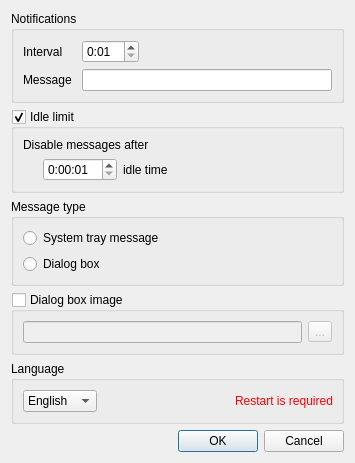
First picture: the form in restnotifier/settingsdialog.ui, repository swarmer/restnotifier, before the edit.
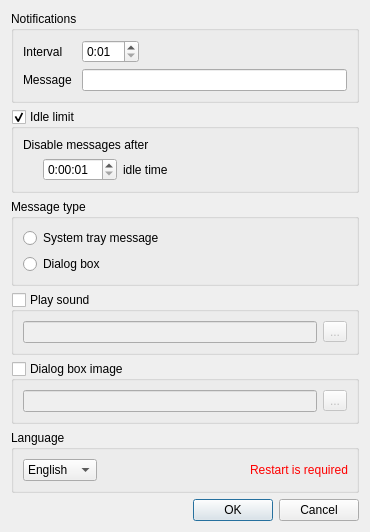
Second picture: the form after the edit. Icons and pictures are not drawn.

Commit message: Add sound settings

```diff
--- a/restnotifier/settingsdialog.ui
+++ b/restnotifier/settingsdialog.ui
@@ -6,8 +6,8 @@
    <rect>
     <x>0</x>
     <y>0</y>
-    <width>355</width>
-    <height>419</height>
+    <width>370</width>
+    <height>482</height>
    </rect>
   </property>
   <property name="windowTitle">
@@ -17,8 +17,8 @@
    <iconset resource="icons.qrc">
     <normaloff>:/cloud.png</normaloff>:/cloud.png</iconset>
   </property>
-  <layout class="QGridLayout" name="gridLayout_2">
-   <item row="0" column="0">
+  <layout class="QVBoxLayout" name="verticalLayout_2">
+   <item>
     <widget class="QGroupBox" name="groupBox">
      <property name="sizePolicy">
       <sizepolicy hsizetype="Preferred" vsizetype="Preferred">
@@ -99,7 +99,96 @@
      </layout>
     </widget>
    </item>
-   <item row="2" column="0">
+   <item>
+    <widget class="QGroupBox" name="idleGroupBox">
+     <property name="title">
+      <string>Idle limit</string>
+     </property>
+     <property name="checkable">
+      <bool>true</bool>
+     </property>
+     <layout class="QGridLayout" name="gridLayout">
+      <item row="0" column="0">
+       <widget class="QLabel" name="label_3">
+        <property name="text">
+         <string>Disable messages after</string>
+        </property>
+       </widget>
+      </item>
+      <item row="1" column="0">
+       <layout class="QHBoxLayout" name="horizontalLayout_3">
+        <item>
+         <spacer name="horizontalSpacer_3">
+          <property name="orientation">
+           <enum>Qt::Horizontal</enum>
+          </property>
+          <property name="sizeType">
+           <enum>QSizePolicy::Minimum</enum>
+          </property>
+          <property name="sizeHint" stdset="0">
+           <size>
+            <width>20</width>
+            <height>20</height>
+           </size>
+          </property>
+         </spacer>
+        </item>
+        <item>
+         <widget class="QTimeEdit" name="idleTimeEdit">
+          <property name="accelerated">
+           <bool>true</bool>
+          </property>
+          <property name="maximumTime">
+           <time>
+            <hour>23</hour>
+            <minute>59</minute>
+            <second>59</second>
+           </time>
+          </property>
+          <property name="minimumTime">
+           <time>
+            <hour>0</hour>
+            <minute>0</minute>
+            <second>1</second>
+           </time>
+          </property>
+          <property name="currentSection">
+           <enum>QDateTimeEdit::MinuteSection</enum>
+          </property>
+          <property name="displayFormat">
+           <string>h:mm:ss</string>
+          </property>
+          <property name="currentSectionIndex">
+           <number>1</number>
+          </property>
+         </widget>
+        </item>
+        <item>
+         <widget class="QLabel" name="label_4">
+          <property name="text">
+           <string>idle time</string>
+          </property>
+         </widget>
+        </item>
+        <item>
+         <spacer name="horizontalSpacer_2">
+          <property name="orientation">
+           <enum>Qt::Horizontal</enum>
+          </property>
+          <property name="sizeHint" stdset="0">
+           <size>
+            <width>158</width>
+            <height>20</height>
+           </size>
+          </property>
+         </spacer>
+        </item>
+       </layout>
+      </item>
+     </layout>
+    </widget>
+   </item>
+   <item>
     <widget class="QGroupBox" name="groupBox_2">
      <property name="title">
       <string>Message type</string>
@@ -122,7 +211,36 @@
      </layout>
     </widget>
    </item>
-   <item row="3" column="0">
+   <item>
+    <widget class="QGroupBox" name="soundGroupBox">
+     <property name="title">
+      <string>Play sound</string>
+     </property>
+     <property name="checkable">
+      <bool>true</bool>
+     </property>
+     <property name="checked">
+      <bool>false</bool>
+     </property>
+     <layout class="QHBoxLayout" name="horizontalLayout_4">
+      <item>
+       <widget class="QLineEdit" name="soundLineEdit">
+        <property name="maxLength">
+         <number>5000</number>
+        </property>
+       </widget>
+      </item>
+      <item>
+       <widget class="QToolButton" name="soundPathButton">
+        <property name="text">
+         <string>...</string>
+        </property>
+       </widget>
+      </item>
+     </layout>
+    </widget>
+   </item>
+   <item>
     <widget class="QGroupBox" name="imageGroupBox">
      <property name="title">
       <string>Dialog box image</string>
@@ -151,7 +269,7 @@
      </layout>
     </widget>
    </item>
-   <item row="4" column="0">
+   <item>
     <widget class="QGroupBox" name="groupBox_3">
      <property name="title">
       <string>Language</string>
@@ -201,7 +319,7 @@
      </layout>
     </widget>
    </item>
-   <item row="5" column="0">
+   <item>
     <spacer name="verticalSpacer">
      <property name="orientation">
       <enum>Qt::Vertical</enum>
@@ -214,7 +332,7 @@
      </property>
     </spacer>
    </item>
-   <item row="6" column="0">
+   <item>
     <widget class="QDialogButtonBox" name="dialogButtonBox">
      <property name="orientation">
       <enum>Qt::Horizontal</enum>
@@ -227,95 +345,6 @@
      </property>
     </widget>
    </item>
-   <item row="1" column="0">
-    <widget class="QGroupBox" name="idleGroupBox">
-     <property name="title">
-      <string>Idle limit</string>
-     </property>
-     <property name="checkable">
-      <bool>true</bool>
-     </property>
-     <layout class="QGridLayout" name="gridLayout">
-      <item row="0" column="0">
-       <widget class="QLabel" name="label_3">
-        <property name="text">
-         <string>Disable messages after</string>
-        </property>
-       </widget>
-      </item>
-      <item row="1" column="0">
-       <layout class="QHBoxLayout" name="horizontalLayout_3">
-        <item>
-         <spacer name="horizontalSpacer_3">
-          <property name="orientation">
-           <enum>Qt::Horizontal</enum>
-          </property>
-          <property name="sizeType">
-           <enum>QSizePolicy::Minimum</enum>
-          </property>
-          <property name="sizeHint" stdset="0">
-           <size>
-            <width>20</width>
-            <height>20</height>
-           </size>
-          </property>
-         </spacer>
-        </item>
-        <item>
-         <widget class="QTimeEdit" name="idleTimeEdit">
-          <property name="accelerated">
-           <bool>true</bool>
-          </property>
-          <property name="maximumTime">
-           <time>
-            <hour>23</hour>
-            <minute>59</minute>
-            <second>59</second>
-           </time>
-          </property>
-          <property name="minimumTime">
-           <time>
-            <hour>0</hour>
-            <minute>0</minute>
-            <second>1</second>
-           </time>
-          </property>
-          <property name="currentSection">
-           <enum>QDateTimeEdit::MinuteSection</enum>
-          </property>
-          <property name="displayFormat">
-           <string>h:mm:ss</string>
-          </property>
-          <property name="currentSectionIndex">
-           <number>1</number>
-          </property>
-         </widget>
-        </item>
-        <item>
-         <widget class="QLabel" name="label_4">
-          <property name="text">
-           <string>idle time</string>
-          </property>
-         </widget>
-        </item>
-        <item>
-         <spacer name="horizontalSpacer_2">
-          <property name="orientation">
-           <enum>Qt::Horizontal</enum>
-          </property>
-          <property name="sizeHint" stdset="0">
-           <size>
-            <width>158</width>
-            <height>20</height>
-           </size>
-          </property>
-         </spacer>
-        </item>
-       </layout>
-      </item>
-     </layout>
-    </widget>
-   </item>
   </layout>
  </widget>
  <tabstops>
```
The commit also changes 2 other files.
